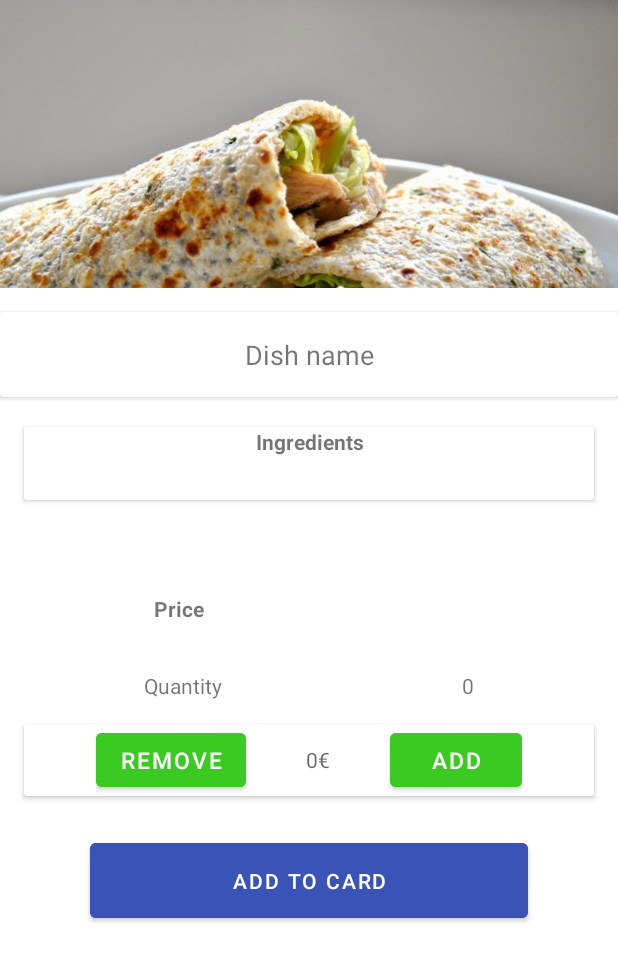
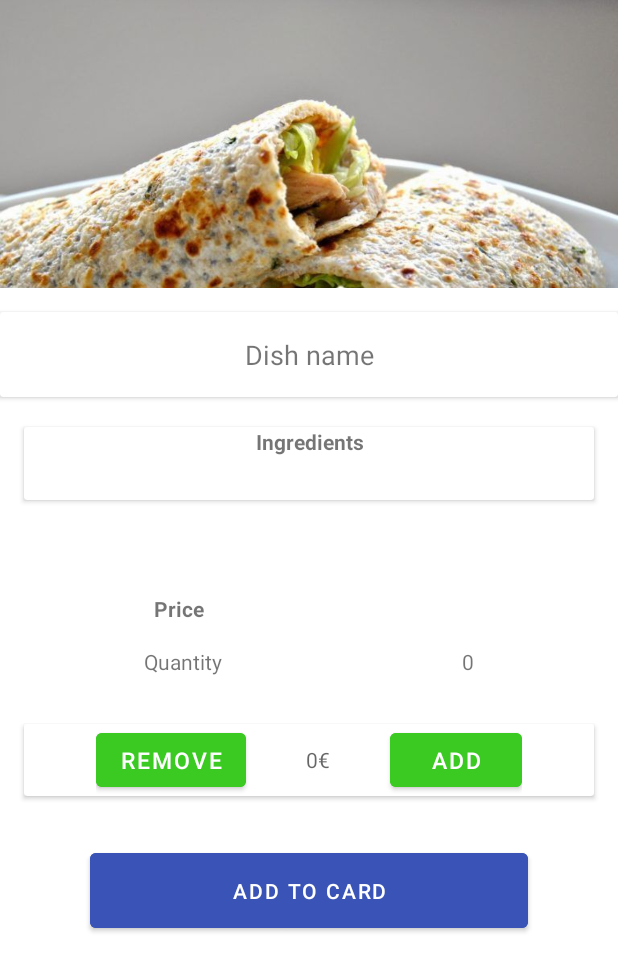
Before and after one commit to ltchr/e-restaurant_android, an Android app: the layout activity_dish_detail.xml on its own in the app's theme, with its tools: preview values and no code run, on a phone screen of 412 x 824 dp. Shown: the top 971 px of the screen. Run offline under Robolectric (Android 15) with nearby library versions, the phone set to English and light mode, and no system bars; network calls fail.

Commit message:
Final commit

```diff
--- a/app/src/main/res/layout/activity_dish_detail.xml
+++ b/app/src/main/res/layout/activity_dish_detail.xml
@@ -142,7 +142,7 @@
                 android:layout_width="match_parent"
                 android:layout_height="match_parent"
                 android:layout_marginStart="16dp"
-                android:layout_marginTop="32dp"
+                android:layout_marginTop="16dp"
                 android:layout_marginEnd="16dp"
                 android:orientation="horizontal">
 
@@ -169,9 +169,9 @@
                 android:layout_width="match_parent"
                 android:layout_height="wrap_content"
                 android:layout_marginStart="16dp"
-                android:layout_marginTop="16dp"
+                android:layout_marginTop="32dp"
                 android:layout_marginEnd="16dp"
-                android:layout_marginBottom="25dp">
+                android:layout_marginBottom="32dp">
 
                 <LinearLayout
                     android:layout_width="wrap_content"
```
Also changed, not shown: app/src/main/java/com/example/frisencerroneandroiderestaurant/DishDetailActivity.kt (+7 -4 lines), app/src/main/java/com/example/frisencerroneandroiderestaurant/RecyclerViewAdapter.kt (+14 -1 lines).
